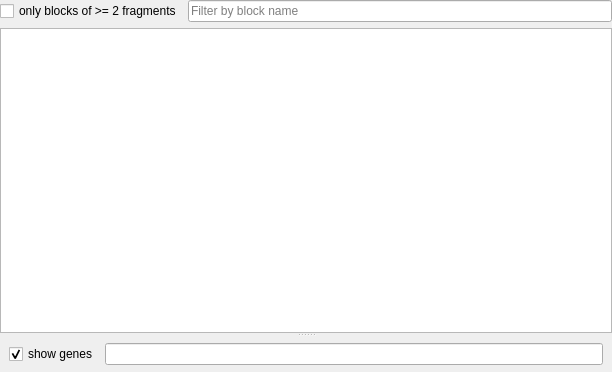
Qt form src/gui/BlockSetWidget.ui (npge/npge) before a commit.
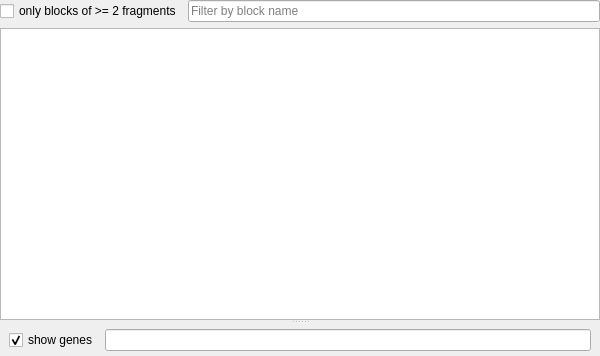
The same form after that commit.

Commit message: gui: move block filters inside splitter

```diff
--- a/src/gui/BlockSetWidget.ui
+++ b/src/gui/BlockSetWidget.ui
@@ -6,38 +6,17 @@
    <rect>
     <x>0</x>
     <y>0</y>
-    <width>612</width>
-    <height>372</height>
+    <width>600</width>
+    <height>356</height>
    </rect>
   </property>
   <property name="windowTitle">
    <string>Form</string>
   </property>
-  <layout class="QVBoxLayout" name="verticalLayout_2" stretch="0,1">
+  <layout class="QVBoxLayout" name="verticalLayout_2" stretch="1">
    <property name="margin">
     <number>0</number>
    </property>
-   <item>
-    <layout class="QHBoxLayout" name="horizontalLayout_3">
-     <item>
-      <widget class="QCheckBox" name="nonunique">
-       <property name="text">
-        <string>only blocks of &gt;= 2 fragments</string>
-       </property>
-      </widget>
-     </item>
-     <item>
-      <widget class="QLineEdit" name="blockNameLineEdit">
-       <property name="toolTip">
-        <string/>
-       </property>
-       <property name="placeholderText">
-        <string>Filter by block name</string>
-       </property>
-      </widget>
-     </item>
-    </layout>
-   </item>
    <item>
     <widget class="QWidget" name="widget_3" native="true">
      <layout class="QVBoxLayout" name="verticalLayout_5">
@@ -50,10 +29,31 @@
          <enum>Qt::Vertical</enum>
         </property>
         <widget class="QWidget" name="widget" native="true">
-         <layout class="QHBoxLayout" name="horizontalLayout_2">
+         <layout class="QVBoxLayout" name="verticalLayout_3">
           <property name="margin">
            <number>0</number>
           </property>
+          <item>
+           <layout class="QHBoxLayout" name="horizontalLayout_2">
+            <item>
+             <widget class="QCheckBox" name="nonunique">
+              <property name="text">
+               <string>only blocks of &gt;= 2 fragments</string>
+              </property>
+             </widget>
+            </item>
+            <item>
+             <widget class="QLineEdit" name="blockNameLineEdit">
+              <property name="toolTip">
+               <string/>
+              </property>
+              <property name="placeholderText">
+               <string>Filter by block name</string>
+              </property>
+             </widget>
+            </item>
+           </layout>
+          </item>
           <item>
            <widget class="QTableView" name="blocksetview"/>
           </item>
```
Left out of the diff: 4 changed lines with no effect on the pictures.
